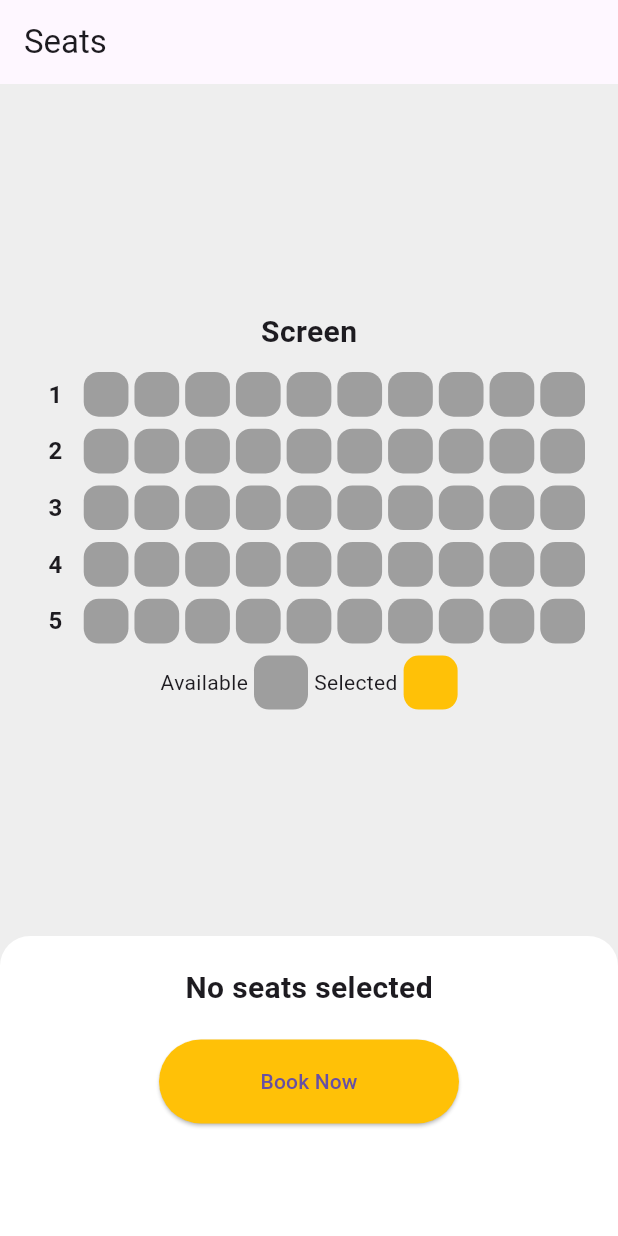
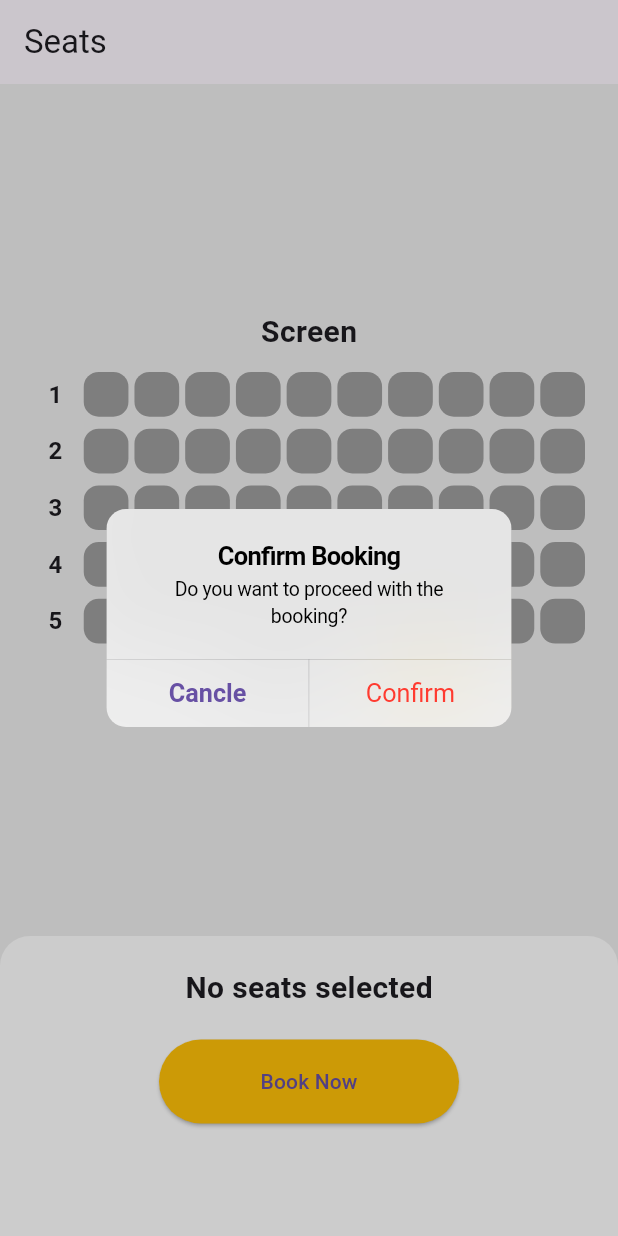
Before and after one commit to So2ln/flutter_seat_app, a Flutter app: the screen it shows after launch, after a tap on "Book Now", on a phone screen of 412 x 824 dp. Run offline on Flutter 3.47's test engine with Material 3 defaults, Android fonts, the phone set to English and light mode, and no system bars.

Commit message:
Refactor SeatPage, SeatSelectBox, and SeatBottom to manage seat selection state and update UI accordingly

```diff
--- a/lib/main.dart
+++ b/lib/main.dart
@@ -15,13 +15,33 @@ class MyApp extends StatelessWidget {
   }
 }
 
-class SeatPage extends StatelessWidget {
+class SeatPage extends StatefulWidget {
+  @override
+  State<SeatPage> createState() => _SeatPageState();
+}
+
+class _SeatPageState extends State<SeatPage> {
+  int? selectedRow;
+  int? selectedCol;
+
+  void onSelected(int row, int col) {
+    setState(() {
+      selectedRow = row;
+      selectedCol = col;
+    });
+  }
+
   @override
   Widget build(BuildContext context) {
     return Scaffold(
       appBar: AppBar(title: Text('Seats')),
       backgroundColor: Colors.grey[200],
-      body: Column(children: [SeatSelectBox(), SeatBottom()]),
+      body: Column(
+        children: [
+          SeatSelectBox(selectedRow, selectedCol, onSelected),
+          SeatBottom(selectedRow, selectedCol),
+        ],
+      ),
     );
   }
 }
--- a/lib/seat_bottom.dart
+++ b/lib/seat_bottom.dart
@@ -1,6 +1,12 @@
+import 'package:flutter/cupertino.dart';
 import 'package:flutter/material.dart';
 
 class SeatBottom extends StatelessWidget {
+  SeatBottom(this.selectedRow, this.selectedCol);
+
+  int? selectedRow;
+  int? selectedCol;
+
   @override
   Widget build(BuildContext context) {
     return Container(
@@ -14,7 +20,10 @@ class SeatBottom extends StatelessWidget {
         children: [
           SizedBox(height: 20),
           Text(
-            'No seats selected',
+            selectedRow == null && selectedCol == null
+                ? 'No seats selected'
+                : '$selectedRow - $selectedCol',
+
             style: TextStyle(fontSize: 20, fontWeight: FontWeight.bold),
           ),
           SizedBox(height: 20),
@@ -22,7 +31,31 @@ class SeatBottom extends StatelessWidget {
             width: 200,
             height: 56,
             child: ElevatedButton(
-              onPressed: () {},
+              onPressed: () {
+                showCupertinoDialog(
+                  context: context,
+                  builder: (context) {
+                    return CupertinoAlertDialog(
+                      title: Text('Confirm Booking'),
+                      content: Text('Do you want to proceed with the booking?'),
+                      actions: [
+                        CupertinoDialogAction(
+                          isDefaultAction: true,
+                          onPressed: () {
+                            Navigator.of(context).pop();
+                          },
+                          child: Text('Cancle'),
+                        ),
+                        CupertinoDialogAction(
+                          isDestructiveAction: true,
+                          onPressed: () {},
+                          child: Text('Confirm'),
+                        ),
+                      ],
+                    );
+                  },
+                );
+              },
               style: ElevatedButton.styleFrom(backgroundColor: Colors.amber),
               child: Text('Book Now'),
             ),
--- a/lib/seat_select_box.dart
+++ b/lib/seat_select_box.dart
@@ -1,6 +1,12 @@
 import 'package:flutter/material.dart';
 
 class SeatSelectBox extends StatelessWidget {
+  SeatSelectBox(this.selectedRow, this.selectedCol, this.onSelected);
+
+  int? selectedRow;
+  int? selectedCol;
+  void Function(int row, int col) onSelected;
+
   @override
   Widget build(BuildContext context) {
     return Expanded(
@@ -65,31 +71,38 @@ class SeatSelectBox extends StatelessWidget {
               ),
             ),
           ),
-          seat(),
-          seat(),
-          seat(),
-          seat(),
-          seat(),
-          seat(),
-          seat(),
-          seat(),
-          seat(),
-          seat(),
+          seat(rowNum, 1),
+          seat(rowNum, 2),
+          seat(rowNum, 3),
+          seat(rowNum, 4),
+          seat(rowNum, 5),
+          seat(rowNum, 6),
+          seat(rowNum, 7),
+          seat(rowNum, 8),
+          seat(rowNum, 9),
+          seat(rowNum, 10),
         ],
       ),
     );
   }
 
-  Widget seat() {
+  Widget seat(int rowNum, int colNum) {
     return Expanded(
       child: Padding(
         padding: const EdgeInsets.symmetric(horizontal: 2),
-        child: AspectRatio(
-          aspectRatio: 1,
-          child: Container(
-            decoration: BoxDecoration(
-              color: Colors.grey,
-              borderRadius: BorderRadius.circular(10),
+        child: GestureDetector(
+          onTap: () {
+            onSelected(rowNum, colNum);
+          },
+          child: AspectRatio(
+            aspectRatio: 1,
+            child: Container(
+              decoration: BoxDecoration(
+                color: rowNum == selectedRow && colNum == selectedCol
+                    ? Colors.amber
+                    : Colors.grey,
+                borderRadius: BorderRadius.circular(10),
+              ),
             ),
           ),
         ),
```
